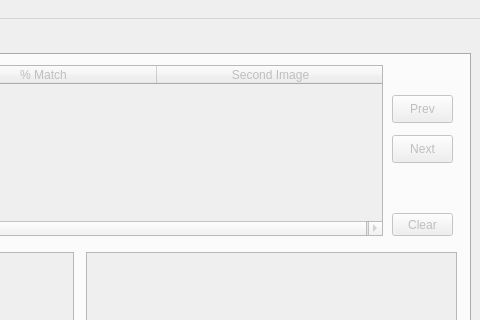
First picture: the form in qtui/ImgMatchUI.ui, repository akirov/ImgMatch, before the edit; both pictures show x 320 to 800 and y 0 to 320 of the 800 by 540 pixel window.
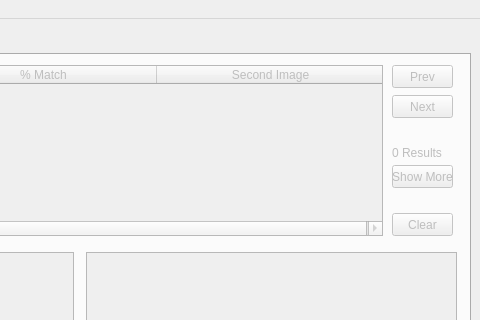
Second picture: the form after the edit. The open tabs and pages were chosen to show the change.

Commit message: Removed global sorting flag. Storing the results in a list, adding them in groups of 100 to the table later. Added a button to show more results. Clear old results on start. Use match treshold.

The edit to the form file:
```diff
--- a/qtui/ImgMatchUI.ui
+++ b/qtui/ImgMatchUI.ui
@@ -680,9 +680,9 @@
       <property name="geometry">
        <rect>
         <x>700</x>
-        <y>40</y>
+        <y>10</y>
         <width>61</width>
-        <height>28</height>
+        <height>23</height>
        </rect>
       </property>
       <property name="text">
@@ -693,9 +693,9 @@
       <property name="geometry">
        <rect>
         <x>700</x>
-        <y>80</y>
+        <y>40</y>
         <width>61</width>
-        <height>28</height>
+        <height>23</height>
        </rect>
       </property>
       <property name="text">
@@ -983,6 +983,32 @@
        <string>Clear</string>
       </property>
      </widget>
+     <widget class="QLabel" name="lbNumRes">
+      <property name="geometry">
+       <rect>
+        <x>700</x>
+        <y>90</y>
+        <width>71</width>
+        <height>16</height>
+       </rect>
+      </property>
+      <property name="text">
+       <string>0 Results</string>
+      </property>
+     </widget>
+     <widget class="QPushButton" name="pbMoreRes">
+      <property name="geometry">
+       <rect>
+        <x>700</x>
+        <y>110</y>
+        <width>61</width>
+        <height>23</height>
+       </rect>
+      </property>
+      <property name="text">
+       <string>Show More</string>
+      </property>
+     </widget>
     </widget>
    </widget>
   </widget>
```
Left out of the diff: 2 changed lines with no effect on the pictures. The commit also changes 2 other files.
